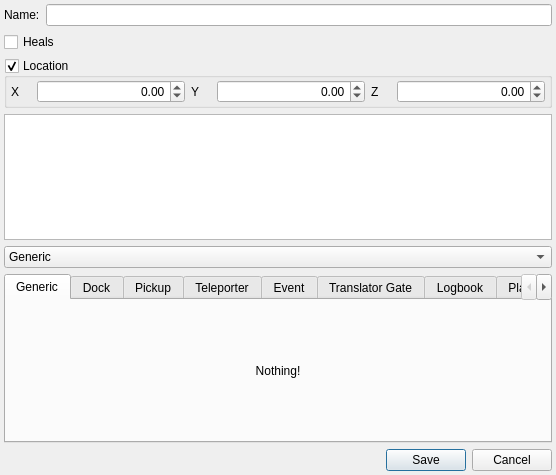
Above: randovania/gui/ui_files/node_details_popup.ui from randovania/randovania before the change. Below: the same form after it.
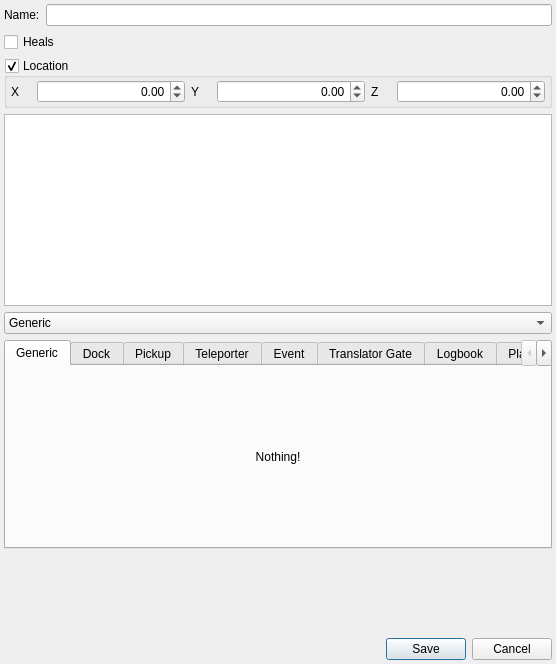
That is the form after the change.

Commit message: Add feature to create button on mouse location

```diff
--- a/randovania/gui/ui_files/node_details_popup.ui
+++ b/randovania/gui/ui_files/node_details_popup.ui
@@ -7,7 +7,7 @@
     <x>0</x>
     <y>0</y>
     <width>556</width>
-    <height>475</height>
+    <height>664</height>
    </rect>
   </property>
   <property name="sizePolicy">
```
Left out of the diff: 12 changed lines with no effect on the pictures. The commit also changes 3 other files.
